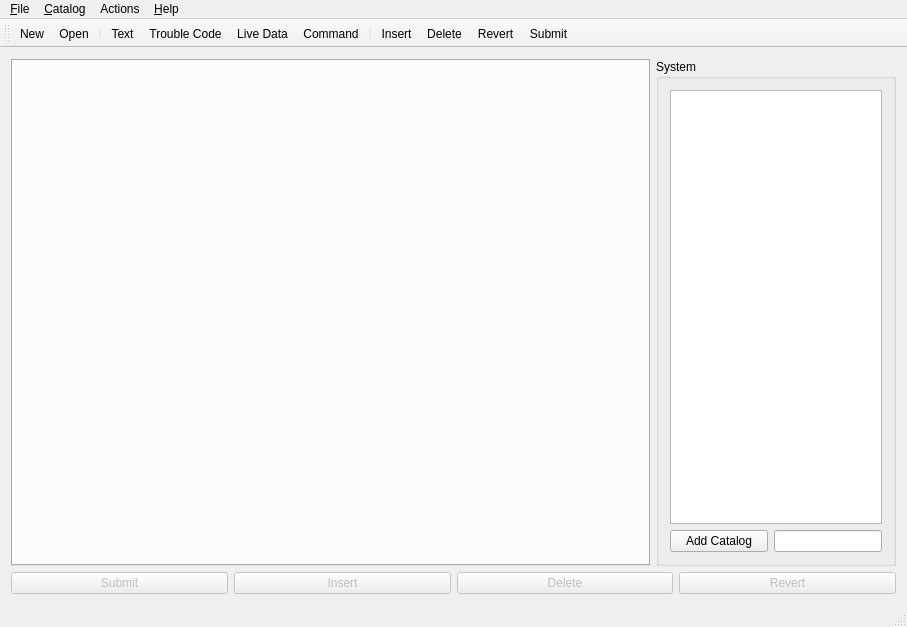
Qt form mainwindow.ui (Tomic-Tech/Database) before a commit.
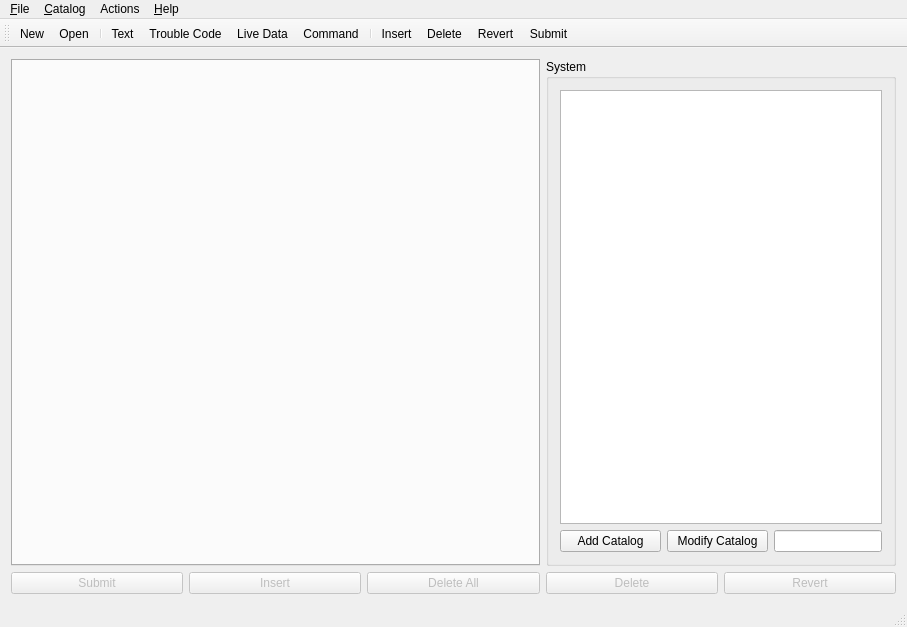
The same form after that commit.

Patch:
```diff
--- a/mainwindow.ui
+++ b/mainwindow.ui
@@ -34,7 +34,7 @@
        <widget class="QGroupBox" name="groupBox">
         <property name="maximumSize">
          <size>
-          <width>240</width>
+          <width>350</width>
           <height>16777215</height>
          </size>
         </property>
@@ -46,7 +46,7 @@
           <widget class="QListView" name="catalogList">
            <property name="maximumSize">
             <size>
-             <width>240</width>
+             <width>600</width>
              <height>16777215</height>
             </size>
            </property>
@@ -61,6 +61,13 @@
              </property>
             </widget>
            </item>
+           <item>
+            <widget class="QPushButton" name="pushButtonModifyCatalog">
+             <property name="text">
+              <string>Modify Catalog</string>
+             </property>
+            </widget>
+           </item>
            <item>
             <widget class="QLineEdit" name="lineEditAddSystem">
              <property name="sizePolicy">
@@ -100,6 +107,16 @@
         </property>
        </widget>
       </item>
+      <item>
+       <widget class="QPushButton" name="pushButtonDeleteAll">
+        <property name="enabled">
+         <bool>false</bool>
+        </property>
+        <property name="text">
+         <string>Delete All</string>
+        </property>
+       </widget>
+      </item>
       <item>
        <widget class="QPushButton" name="pushButtonDelete">
         <property name="enabled">
```
